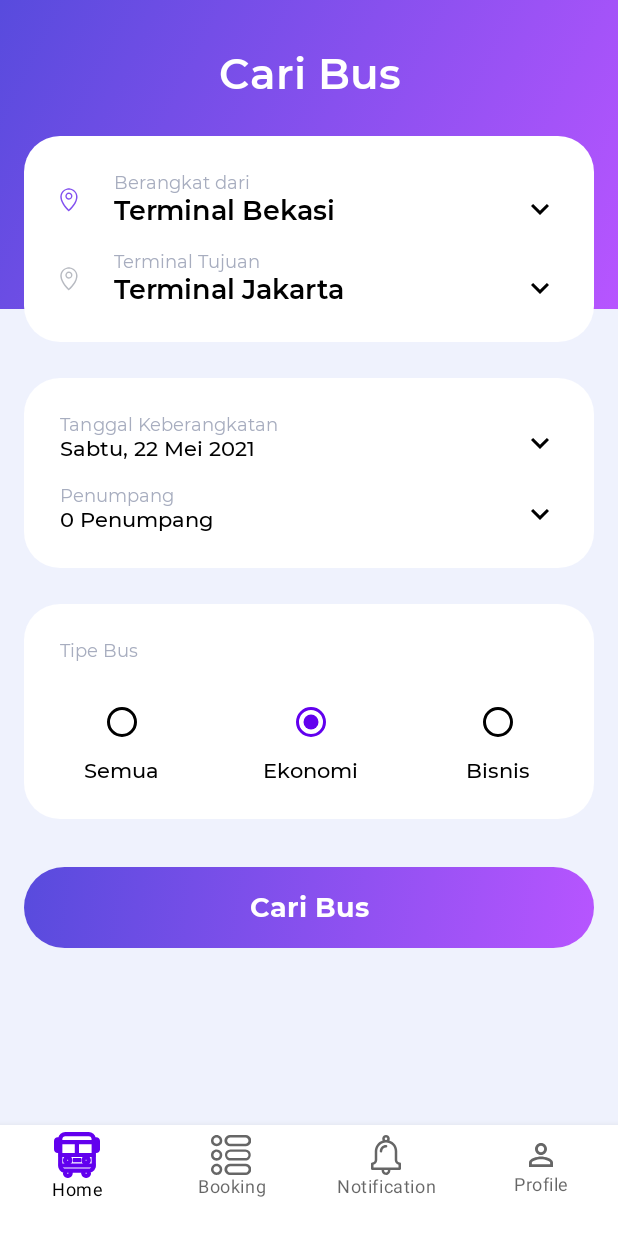
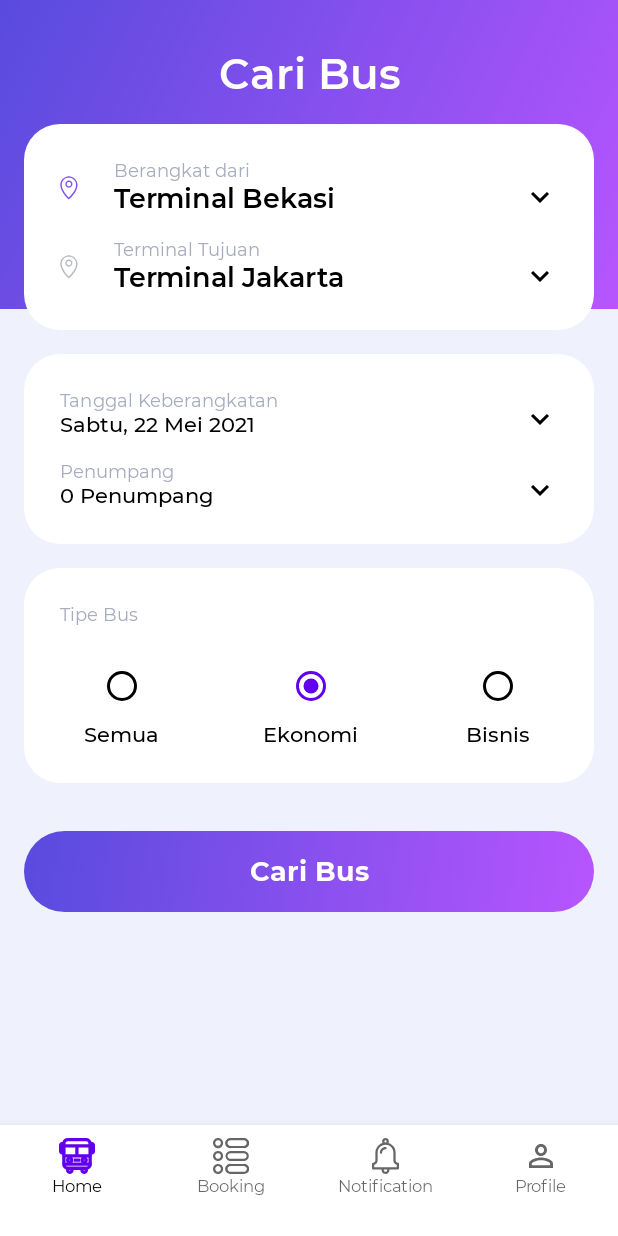
Before and after one commit to wiryadev/ADS-Advance-Compose, an Android app built with Jetpack Compose: the screen it shows after launch (MainActivity), on a phone screen of 412 x 824 dp. Run offline under Robolectric (Android 15) with nearby library versions, the phone set to English and light mode, and no system bars; our stand-ins replace constraintlayout-compose.

Commit message:
Change some margin and BottomNavigationView text style

```diff
--- a/app/src/main/java/com/wiryadev/adsadvancecompose/ui/components/BottomNavigationView.kt
+++ b/app/src/main/java/com/wiryadev/adsadvancecompose/ui/components/BottomNavigationView.kt
@@ -9,14 +9,17 @@ import androidx.compose.ui.Alignment
 import androidx.compose.ui.Modifier
 import androidx.compose.ui.res.painterResource
 import androidx.compose.ui.res.stringResource
+import androidx.compose.ui.text.TextStyle
 import androidx.compose.ui.tooling.preview.Preview
 import androidx.compose.ui.unit.dp
+import androidx.compose.ui.unit.sp
 import androidx.navigation.NavHostController
 import androidx.navigation.compose.currentBackStackEntryAsState
 import androidx.navigation.compose.rememberNavController
 import com.wiryadev.adsadvancecompose.MainActivity.Companion.BOTTOM_BAR_HEIGHT
 import com.wiryadev.adsadvancecompose.ui.navigation.BottomNavigationItem
 import com.wiryadev.adsadvancecompose.ui.theme.ADSAdvanceComposeTheme
+import com.wiryadev.adsadvancecompose.ui.theme.Montserrat
 
 @Composable
 fun BottomNavigationView(
@@ -48,8 +51,12 @@ fun BottomNavigationView(
                 },
                 icon = {
                     Icon(
-                        painter = painterResource(id = item.icon),
+                        painter = painterResource(
+                            id = item.icon
+                        ),
                         contentDescription = "",
+                        modifier = Modifier
+                            .height(24.dp),
                         tint = if (selected) {
                             MaterialTheme.colors.primary
                         } else {
@@ -61,6 +68,10 @@ fun BottomNavigationView(
                     Text(
                         text = stringResource(
                             id = item.resourceId
+                        ),
+                        style = TextStyle(
+                            fontFamily = Montserrat,
+                            fontSize = 11.sp,
                         )
                     )
                 },
--- a/app/src/main/java/com/wiryadev/adsadvancecompose/ui/screen/HomeScreen.kt
+++ b/app/src/main/java/com/wiryadev/adsadvancecompose/ui/screen/HomeScreen.kt
@@ -168,15 +168,15 @@ fun HomeScreen() {
                 ),
             )
             Spacer(
-                modifier = Modifier.height(24.dp)
+                modifier = Modifier.height(16.dp)
             )
             TravelCard()
             Spacer(
-                modifier = Modifier.height(24.dp)
+                modifier = Modifier.height(16.dp)
             )
             DepartureCard()
             Spacer(
-                modifier = Modifier.height(24.dp)
+                modifier = Modifier.height(16.dp)
             )
             BusTypeCard(
                 selected = "Ekonomi",
```
